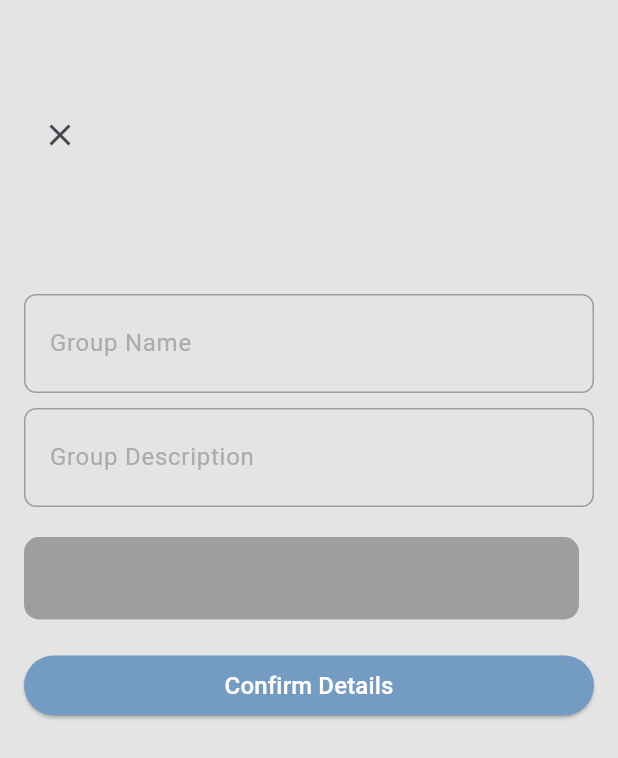
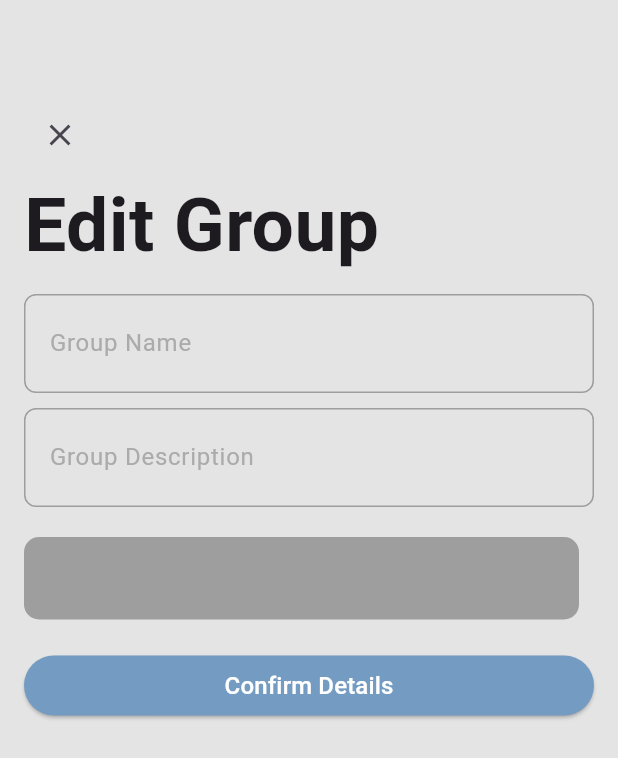
Before and after one commit to earlsab/here, a Flutter app: the EditGroup screen opened directly with empty values, on a phone screen of 412 x 824 dp. Shown: the top 758 px of the screen. Run offline on Flutter 3.47's test engine with Material 3 defaults, Android fonts, the phone set to English and light mode, and no system bars; our stand-ins replace cloud_firestore, firebase_auth, firebase_core, firebase_storage, fluttertoast, image_picker and 1 more; missing offline and left inert: random_uuid_string; accounts and stored records are empty; Roboto replaces fonts that are missing (Helvetica Neue).

Commit message:
group edit button works

```diff
--- a/lib/screens/edit_group.dart
+++ b/lib/screens/edit_group.dart
@@ -1,27 +1,34 @@
 import 'package:flutter/material.dart';
 import 'package:here/screens/text-effects/animate_textfield.dart';
 import 'package:here/screens/group_page.dart';
-import 'package:random_uuid_string/random_uuid_string.dart';
 import 'package:here/functions/firestore.dart';
 
 class EditGroup extends StatefulWidget {
-  final String title;
+  final String groupName;
+  final String groupDescription;
+  final String randomText;
 
-  const EditGroup({super.key, required this.title});
+  const EditGroup({super.key, required this.groupName, required this.groupDescription, required this.randomText});
 
   @override
   State<EditGroup> createState() => _EditGroupState();
-
 }
 
-final TextEditingController groupNameController = TextEditingController();
-final TextEditingController groupDescriptionController = TextEditingController();
+class _EditGroupState extends State<EditGroup> {
+  final TextEditingController groupNameController = TextEditingController();
+  final TextEditingController groupDescriptionController = TextEditingController();
+  String randomText = '';
 
-class _EditGroupState extends State<EditGroup> {
-  String randomText = RandomString.randomString(length: 6).toUpperCase();
+  // Firestore
+  final FirestoreService firestoreService = FirestoreService();
 
-    // Firestore
-  final FirestoreService firestoreService = FirestoreService();
+  @override
+  void initState() {
+    super.initState();
+    groupNameController.text = widget.groupName;
+    groupDescriptionController.text = widget.groupDescription;
+    randomText = widget.randomText;
+  }
 
   @override
   Widget build(BuildContext context) {
@@ -46,9 +53,9 @@ class _EditGroupState extends State<EditGroup> {
                       );
                     },
                   ),
-                   Text(
-                    title,
-                    style: const TextStyle(
+                   const Text(
+                    "Edit Group",
+                    style: TextStyle(
                       fontFamily: "Helvetica Neue",
                       fontSize: 50,
                       fontWeight: FontWeight.bold),
--- a/lib/screens/group_page.dart
+++ b/lib/screens/group_page.dart
@@ -1,6 +1,7 @@
 import 'package:firebase_auth/firebase_auth.dart';
 import 'package:flutter/material.dart';
 import 'package:here/screens/create_group.dart';
+import 'package:here/screens/edit_group.dart';
 import 'package:here/screens/join_group.dart';
 import 'package:here/screens/navigation_menu.dart';
 import 'package:here/screens/settings.dart';
@@ -15,7 +16,8 @@ class GroupPage extends StatefulWidget {
   State<GroupPage> createState() => _GroupPageState();
 }
 
-
+final groupNameController = TextEditingController();
+final groupDescriptionController = TextEditingController();
 
 class _GroupPageState extends State<GroupPage> {
   // Firestore
@@ -222,6 +224,8 @@ class _GroupPageState extends State<GroupPage> {
                       if (groupsSnapshot.hasData && groupsSnapshot.data?.data() != null) {
                         Map<String, dynamic> data = groupsSnapshot.data?.data() as Map<String, dynamic>;
                         String groupName = data['groupName'];
+                        String groupDescription = data['groupDescription'];
+
 
                             // Navigator.of(context).push(
                             //   MaterialPageRoute(
@@ -259,21 +263,17 @@ return Card(
           // Update button
           IconButton(
             onPressed: () {
-              // Navigator.of(context).push(
-              //   MaterialPageRoute(
-              //     builder: (context) => CrudGroup(
-              //       title: 'Update Group',
-              //       groupName: groupName,
-              //       groupDescription: groupDescription,
-              //       groupCode: groupCode,
-              //       groupCreated: groupCreated,
-              //       groupRole: groupRole,
-              //       groupID: groupID,
-              //     ),
-              //   ),
-              // );
+              Navigator.of(context).push(
+              MaterialPageRoute(
+              builder: (context) => EditGroup(
+                     groupName: groupName,
+                     groupDescription: groupDescription,
+                     randomText: groupID,
+                   ),
+                 ),
+               );
             },
-            icon: const Icon(Icons.settings),
+            icon: const Icon(Icons.edit),
           ),
           IconButton(
             onPressed: () {
```
